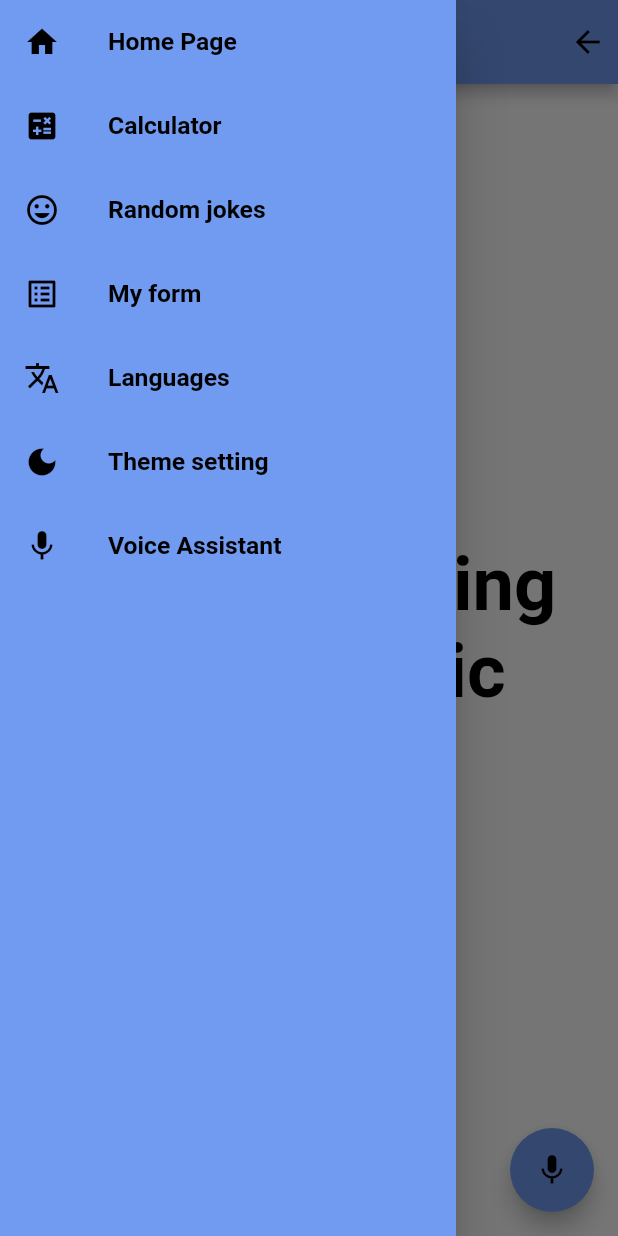
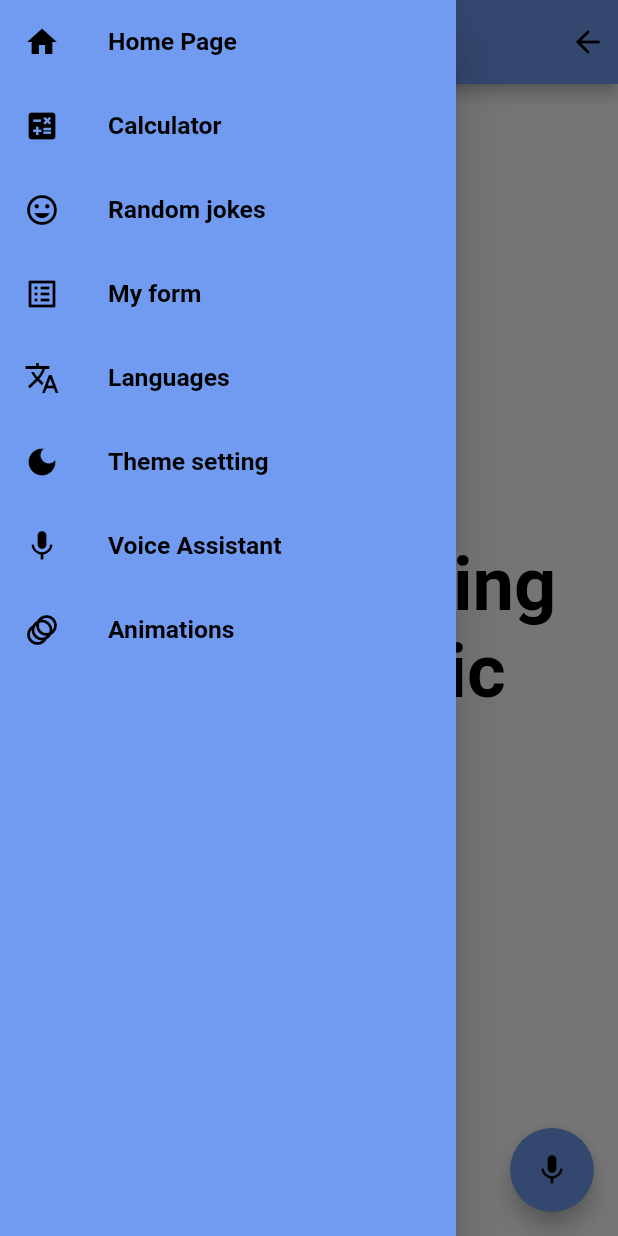
Before and after one commit to ChetanRBillava/flutter_practice, a Flutter app: the VoiceAssistantScreen screen opened directly, with the side drawer open, on a phone screen of 412 x 824 dp. Run offline on Flutter 3.47's test engine with Material 2 defaults, Android fonts, the light colour scheme and no system bars; our stand-ins replace avatar_glow, bloc, connectivity_plus, equatable, flutter_bloc, math_expressions and 4 more; missing offline and left inert: dart:ffi, text_to_speech; accounts and stored records are empty; Roboto replaces fonts that are missing (Poppins).

Commit message:
Hero animations

```diff
--- a/lib/core/localisations/language_collection/languageEn.dart
+++ b/lib/core/localisations/language_collection/languageEn.dart
@@ -26,6 +26,9 @@ class LanguageEn extends Languages {
 
   @override
   String get va => "Voice Assistant";
+
+  @override
+  String get anim => "Animations";
 
   ///home
   @override
--- a/lib/core/localisations/language_collection/languageHi.dart
+++ b/lib/core/localisations/language_collection/languageHi.dart
@@ -26,6 +26,9 @@ class LanguageHi extends Languages {
 
   @override
   String get va => "आवाज सहायक";
+
+  @override
+  String get anim => "एनिमेशन";
 
   ///home
   @override
--- a/lib/core/localisations/language_collection/languagesKn.dart
+++ b/lib/core/localisations/language_collection/languagesKn.dart
@@ -26,6 +26,9 @@ class LanguageKn extends Languages {
 
   @override
   String get va => "ಧ್ವನಿ ಸಹಾಯಕ";
+
+  @override
+  String get anim => "ಅನಿಮೇಷನ್‌ಗಳು";
 
   ///home
   @override
--- a/lib/core/localisations/languages.dart
+++ b/lib/core/localisations/languages.dart
@@ -15,6 +15,7 @@ abstract class Languages {
   String get myForm;
   String get theme;
   String get va;
+  String get anim;
 
   ///home
   String get homeLabel;
--- a/lib/presentation/router/app_router.dart
+++ b/lib/presentation/router/app_router.dart
@@ -1,5 +1,7 @@
 import 'package:flutter/material.dart';
+import 'package:flutter_practice/presentation/screens/animation_screens/animations_screen.dart';
 import 'package:flutter_practice/presentation/screens/languages_screen.dart';
+import 'package:flutter_practice/presentation/screens/animation_screens/logo_screen.dart';
 import 'package:flutter_practice/presentation/screens/my_form_screen.dart';
 import 'package:flutter_practice/presentation/screens/random_jokes_screen.dart';
 import 'package:flutter_practice/presentation/screens/calculator_screen.dart';
@@ -13,7 +15,7 @@ import '../../core/exceptions/route_exception.dart';
 class AppRouter {
   static const String splash = '/',
       home = 'home', calc = 'calc', randomJokes = 'randomJokes', myForm = 'myForm',
-      lang = 'lang', theme = 'theme', va = 'va';
+      lang = 'lang', theme = 'theme', va = 'va', animations = 'animations', logo = 'logo';
 
   const AppRouter._();
 
@@ -51,6 +53,14 @@ class AppRouter {
         return MaterialPageRoute(
           builder: (_) => const VoiceAssistantScreen(),
         );
+      case animations:
+        return MaterialPageRoute(
+          builder: (_) => const AnimationsScreen(),
+        );
+      case logo:
+        return MaterialPageRoute(
+          builder: (_) => const LogoScreen(),
+        );
       default:
         throw const RouteException('Route not found!');
     }
--- a/lib/presentation/screens/splash_screen.dart
+++ b/lib/presentation/screens/splash_screen.dart
@@ -74,7 +74,9 @@ class _SplashScreenState extends State<SplashScreen> with WidgetsBindingObserver
             body: Column(
               mainAxisAlignment: MainAxisAlignment.center,
               children: [
-                Image.asset(appThemeState.brightness==Brightness.light?AppImages.logo:AppImages.logoDark),
+                Image.asset(
+                    appThemeState.brightness==Brightness.light?AppImages.logo:AppImages.logoDark
+                ),
                 AppTexts(
                   textString: Strings.appVersion,
                   textFontSize: 10.sp,
--- a/lib/presentation/screens/voice_assistant_screen.dart
+++ b/lib/presentation/screens/voice_assistant_screen.dart
@@ -87,7 +87,7 @@ class _VoiceAssistantScreenState extends State<VoiceAssistantScreen> {
                       )
                     ]),
                 drawer: const SideDrawer(),
-                floatingActionButton: FloatingActionButton(
+                floatingActionButton: vaState is VoiceAssistantListening?const SizedBox.shrink():FloatingActionButton(
                     backgroundColor: (appThemeState).themeClass.primaryColor,
                     child: Icon(Icons.mic, color:(appThemeState).themeClass.textColor_1,),
                     onPressed: (){
@@ -134,6 +134,10 @@ class _VoiceAssistantScreenState extends State<VoiceAssistantScreen> {
                   ),
                 ):
                 vaState is VoiceAssistantListening?Center(
+                  child: GestureDetector(
+                    onTap: (){
+                      BlocProvider.of<VoiceAssistantBloc>(context).add(SpeechStop());
+                    },
                     child: AvatarGlow(
                       endRadius: 25.w,
                       glowColor: (appThemeState).themeClass.textCaptionColor,
@@ -143,7 +147,10 @@ class _VoiceAssistantScreenState extends State<VoiceAssistantScreen> {
                         child: CircleAvatar(
                           backgroundColor: (appThemeState).themeClass.primaryColor,
                           radius: 30.0,
-                        child: Icon(Icons.mic, color:(appThemeState).themeClass.textColor_1,),
+                          child: Icon(
+                            Icons.mic, color:(appThemeState).themeClass.textColor_1,
+                          ),
+                        ),
                       ),
                     ),
                   ),
--- a/lib/presentation/widgets/sidebar.dart
+++ b/lib/presentation/widgets/sidebar.dart
@@ -149,6 +149,21 @@ class _SideDrawerState extends State<SideDrawer> {
                         Navigator.of(context).pushNamed(AppRouter.va);
                       },
                     ),
+                    ///Animations
+                    ListTile(
+                      leading: Icon(Icons.animation, color: (appThemeState).themeClass.textColor_1),
+                      title:
+                      AppTexts(
+                        textString: Languages.of(context)?.anim as String,
+                        textFontSize: 12.0.sp,
+                        fontWeight: FontWeight.bold,
+                        //textColor: (appThemeState).themeClass.textColor_1,
+                      ),
+                      onTap: () {
+                        Navigator.pop(context);
+                        Navigator.of(context).pushNamed(AppRouter.animations);
+                      },
+                    ),
 
                   ],
                 ),
```
Also changed, not shown: lib/presentation/screens/animation_screens/animations_screen.dart (added, +68 -0 lines), lib/presentation/screens/animation_screens/logo_screen.dart (added, +41 -0 lines), lib/presentation/screens/home_screen.dart (+12 -8 lines), 1 other file. Lines whose indentation alone changed are shown as unchanged.
